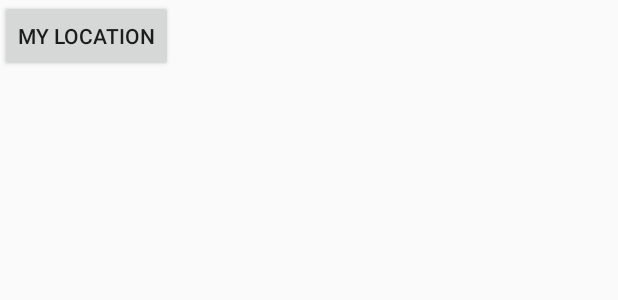
After one commit to AlexAustin8/CSCI-490-Lab6, an Android app: the layout activity_main.xml on its own in the app's theme, with its tools: preview values and no code run, on a phone screen of 412 x 824 dp. The commit adds this screen. Shown: the top 300 px of the screen. Run offline under Robolectric (Android 15) with nearby library versions, the phone set to English and light mode, and no system bars.

Commit message:
LAB COMPLETE

```diff
--- a/app/build.gradle
+++ b/app/build.gradle
@@ -21,7 +21,9 @@ android {
 dependencies {
     implementation fileTree(dir: 'libs', include: ['*.jar'])
     implementation 'com.android.support:appcompat-v7:26.1.0'
+    implementation  'com.google.android.gms:play-services-location:12.0.0'
     implementation 'com.google.android.gms:play-services-maps:12.0.0'
+    implementation 'com.android.support.constraint:constraint-layout:1.0.2'
     testImplementation 'junit:junit:4.12'
     androidTestImplementation 'com.android.support.test:runner:1.0.1'
     androidTestImplementation 'com.android.support.test.espresso:espresso-core:3.0.1'
--- a/app/src/main/AndroidManifest.xml
+++ b/app/src/main/AndroidManifest.xml
@@ -1,6 +1,7 @@
 <?xml version="1.0" encoding="utf-8"?>
 <manifest xmlns:android="http://schemas.android.com/apk/res/android"
     package="com.example.alex.lab6">
+
     <!--
          The ACCESS_COARSE/FINE_LOCATION permissions are not required to use
          Google Maps Android API v2, but you must specify either coarse or fine
@@ -15,6 +16,7 @@
         android:roundIcon="@mipmap/ic_launcher_round"
         android:supportsRtl="true"
         android:theme="@style/AppTheme">
+
         <!--
              The API key for Google Maps-based APIs is defined as a string resource.
              (See the file "res/values/google_maps_api.xml").
@@ -28,7 +30,7 @@
             android:value="@string/google_maps_key" />
 
         <activity
-            android:name=".MapsActivity"
+            android:name=".MainActivity"
             android:label="@string/title_activity_maps">
             <intent-filter>
                 <action android:name="android.intent.action.MAIN" />
@@ -36,6 +38,7 @@
                 <category android:name="android.intent.category.LAUNCHER" />
             </intent-filter>
         </activity>
+        <activity android:name=".MapsActivity"></activity>
     </application>
 
 </manifest>
--- /dev/null
+++ b/app/src/main/res/layout/activity_main.xml
@@ -0,0 +1,15 @@
+<?xml version="1.0" encoding="utf-8"?>
+<android.support.constraint.ConstraintLayout xmlns:android="http://schemas.android.com/apk/res/android"
+    xmlns:app="http://schemas.android.com/apk/res-auto"
+    xmlns:tools="http://schemas.android.com/tools"
+    android:layout_width="match_parent"
+    android:layout_height="match_parent"
+    tools:context="com.example.alex.lab6.MainActivity">
+
+    <Button
+        android:id="@+id/MyLocation"
+        android:text="My LOCATION"
+        android:layout_width="wrap_content"
+        android:layout_height="wrap_content" />
+
+</android.support.constraint.ConstraintLayout>
```
Also changed, not shown: app/src/main/java/com/example/alex/lab6/MainActivity.java (added, +170 -0 lines), app/src/main/java/com/example/alex/lab6/MapsActivity.java (+15 -4 lines).
